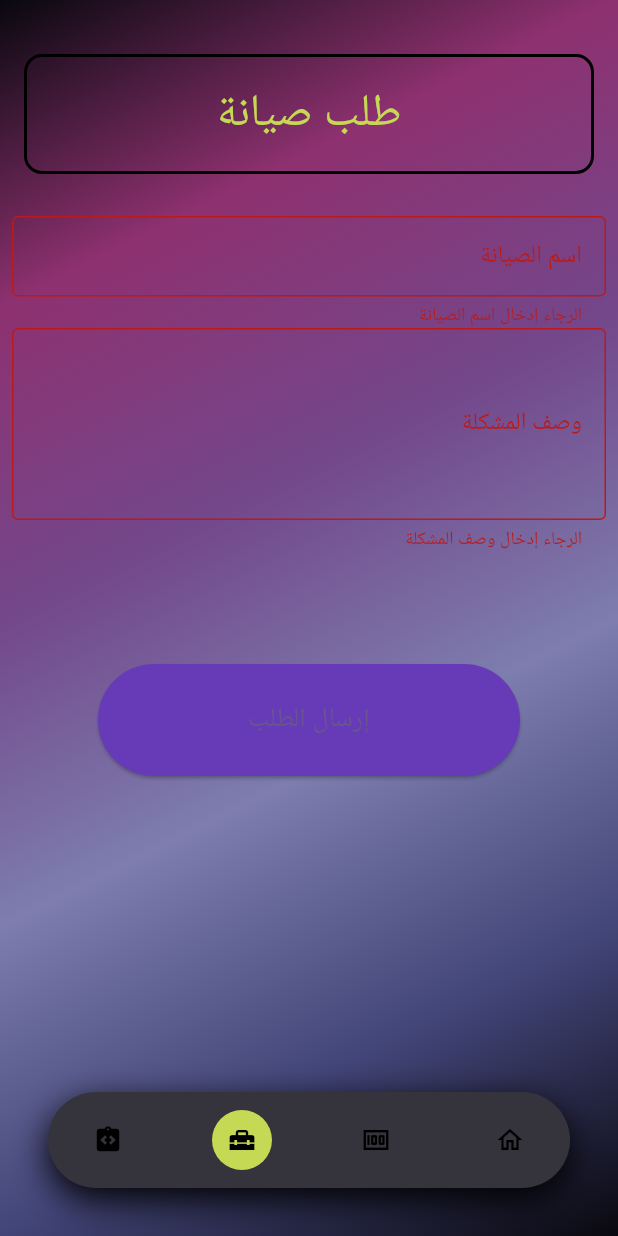
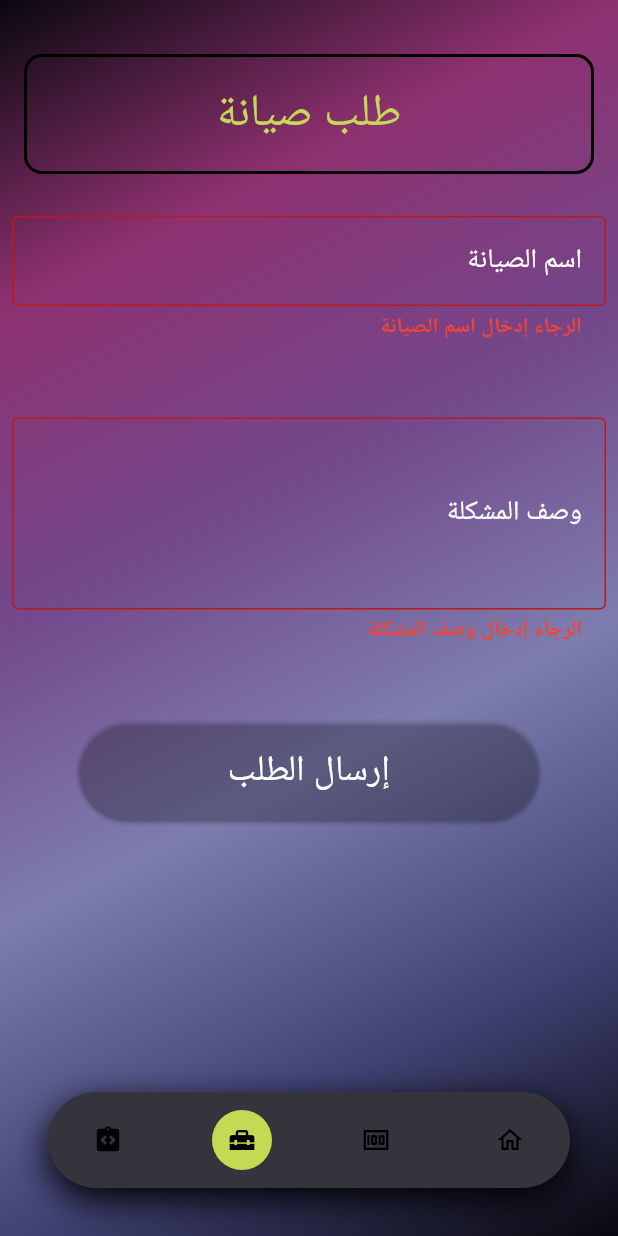
Before and after one commit to Mohamed17Amer/Madunia, a Flutter app: the screen it shows after launch, item 2 of the bottom bar chosen, after a tap on "إرسال الطلب", on a phone screen of 412 x 824 dp. Run offline on Flutter 3.47's test engine with Material 3 defaults, Android fonts, the phone set to English and light mode, and no system bars; our stand-ins replace bloc, flutter_bloc, go_router, toastification.

Commit message:
repair screen refactoring ui done

```diff
--- a/lib/core/utils/colors/app_colors.dart
+++ b/lib/core/utils/colors/app_colors.dart
@@ -11,6 +11,7 @@ class AppColors {
   ];
   static const bottomNavBarBackgroundColor = Color(0xFF35333b);
   static const bottomNavBarSelectedItemColor = Color(0xFFc5d955);
+   static const  customAppBarTitleColor = Color(0xFFc5d955);
   static const iconsOutlinesDefaultColor = Color(0xFFFFFFFF);
   static const homeAppBarIconsBackgroundColor = Color(0xFF1d1d28);
   static const homeFilterationItemsBackgroundColor = Color(0xFF1c1c29);
--- a/lib/core/utils/router/app_router.dart
+++ b/lib/core/utils/router/app_router.dart
@@ -4,7 +4,7 @@ import 'package:madunia/features/app/presentation/pages/starting_screen.dart';
 import 'package:madunia/features/debit_report/presentation/view/pages/debit_screen.dart';
 import 'package:madunia/features/home/presentation/view/pages/home_screen.dart';
 import 'package:madunia/features/instructions/presentation/view/pages/annimated_instructions_screen.dart';
-import 'package:madunia/features/repair/presentation/view/pages/repair_request_screen.dart';
+import 'package:madunia/features/repair_request/presentation/view/pages/repair_request_screen.dart';
 
 abstract class AppRouter {
   static final router = GoRouter(
--- a/lib/core/utils/widgets/custom_app_bar.dart
+++ b/lib/core/utils/widgets/custom_app_bar.dart
@@ -25,7 +25,7 @@ class CustomAppBar extends StatelessWidget {
         child: CustomTxt(
           title: title,
           fontSize: 30,
-          fontColor: AppColors.bottomNavBarSelectedItemColor,
+          fontColor: AppColors.customAppBarTitleColor,
         ),
       ),
     );
--- /dev/null
+++ b/lib/core/utils/widgets/custom_txt_form_field.dart
@@ -0,0 +1,56 @@
+import 'package:flutter/foundation.dart';
+import 'package:flutter/material.dart';
+import 'package:madunia/core/utils/colors/app_colors.dart';
+
+class CustomTxtFormField extends StatelessWidget {
+  // You can add properties here if needed, like controller, decoration, etc.
+  // For example:
+  final TextEditingController controller;
+  final String labelText;
+  final String? hintText;
+  final String? Function(String?)? validator;
+  final int? maxLines;
+
+  const CustomTxtFormField({
+    super.key,
+    required this.controller,
+    required this.labelText,
+    required this.validator,
+
+    this.hintText,
+    this.maxLines = 1,
+  });
+
+  @override
+  Widget build(BuildContext context) {
+    return TextFormField(
+      decoration: InputDecoration(
+        labelText: labelText,
+        hintText: hintText,
+        hintStyle: const TextStyle(color: Colors.white, fontSize: 18),
+        labelStyle: const TextStyle(color: Colors.white, fontSize: 18),
+
+        focusColor: AppColors.customAppBarTitleColor,
+
+        border: OutlineInputBorder(
+          borderSide: BorderSide(color: AppColors.debitReportItemTitleColor),
+        ),
+        enabledBorder: OutlineInputBorder(
+          borderSide: BorderSide(color: AppColors.homePlayShortsIconColor),
+        ),
+        focusedBorder: OutlineInputBorder(
+          borderSide: BorderSide(color: AppColors.debitReportItemTitleColor),
+        ),
+
+        errorStyle: TextStyle(
+          color: Colors.red,
+          fontSize: 14,
+          fontWeight: FontWeight.bold,
+        ),
+      ),
+      controller: controller,
+      validator: validator,
+      maxLines: maxLines,
+    );
+  }
+}
--- a/lib/features/app/presentation/view/widgets/custom_txt_form_field.dart
+++ /dev/null
@@ -1,36 +0,0 @@
-import 'package:flutter/material.dart';
-
-class CustomTxtFormField extends StatelessWidget {
-  // You can add properties here if needed, like controller, decoration, etc.
-  // For example:
-  final TextEditingController controller;
-  final String labelText;
-  final String? hintText;
-  final String? Function(String?)? validator;
-  final int? maxLines;
-
-  const CustomTxtFormField({
-    super.key,
-    required this.controller,
-    required this.labelText,
-    required this.validator,
-
-    this.hintText,
-    this.maxLines = 1,
-  });
-
-  @override
-  Widget build(BuildContext context) {
-    return TextFormField(
-      decoration: InputDecoration(
-        labelText: labelText,
-        hintText: hintText,
-
-        border: OutlineInputBorder(),
-      ),
-      controller: controller,
-      validator: validator,
-      maxLines: maxLines,
-    );
-  }
-}
--- a/lib/features/app/presentation/view_model/cubit/app_cubit.dart
+++ b/lib/features/app/presentation/view_model/cubit/app_cubit.dart
@@ -5,7 +5,7 @@ import 'package:madunia/features/app/presentation/view/widgets/custom_bottom_nav
 import 'package:madunia/features/debit_report/presentation/view/pages/debit_screen.dart';
 import 'package:madunia/features/home/presentation/view/pages/home_screen.dart';
 import 'package:madunia/features/instructions/presentation/view/pages/annimated_instructions_screen.dart';
-import 'package:madunia/features/repair/presentation/view/pages/repair_request_screen.dart';
+import 'package:madunia/features/repair_request/presentation/view/pages/repair_request_screen.dart';
 part 'app_state.dart';
 
 class AppCubit extends Cubit<AppState> {
--- a/lib/features/debit_report/presentation/view/pages/debit_screen.dart
+++ b/lib/features/debit_report/presentation/view/pages/debit_screen.dart
@@ -1,23 +1,36 @@
 import 'package:flutter/material.dart';
+import 'package:flutter_bloc/flutter_bloc.dart';
 import 'package:madunia/core/utils/widgets/custom_app_bar.dart';
 import 'package:madunia/features/debit_report/presentation/view/widgets/debit_sliver_list.dart';
+import 'package:madunia/features/debit_report/presentation/view_model/cubit/debit_report_cubit.dart';
 
 class DebitScreen extends StatelessWidget {
   const DebitScreen({super.key});
 
   @override
   Widget build(BuildContext context) {
+    return BlocProvider(
+      create: (context) => DebitReportCubit(),
+      child: BlocBuilder<DebitReportCubit, DebitReportState>(
+        builder: (context, state) {
           return Padding(
             padding: const EdgeInsets.all(8.0),
             child: CustomScrollView(
               slivers: [
-          SliverToBoxAdapter(child: SafeArea(child: SizedBox(height: 20))),
-          SliverToBoxAdapter(child: CustomAppBar(title: "كشف المديونية المستحقة عليك",)),
+                SliverToBoxAdapter(
+                  child: SafeArea(child: SizedBox(height: 20)),
+                ),
+                SliverToBoxAdapter(
+                  child: CustomAppBar(title: "كشف المديونية المستحقة عليك"),
+                ),
 
                 SliverToBoxAdapter(child: SizedBox(height: 20)),
                 DebitSliverList(),
               ],
             ),
           );
+        },
+      ),
+    );
   }
 }
--- a/lib/features/debit_report/presentation/view/widgets/debit_report_item.dart
+++ b/lib/features/debit_report/presentation/view/widgets/debit_report_item.dart
@@ -1,14 +1,18 @@
 import 'package:flutter/material.dart';
+import 'package:flutter_bloc/flutter_bloc.dart';
 import 'package:madunia/core/helper/helper_funcs.dart';
 import 'package:madunia/core/utils/colors/app_colors.dart';
 import 'package:madunia/core/utils/widgets/custom_icon.dart';
 import 'package:madunia/core/utils/widgets/custom_txt.dart';
+import 'package:madunia/features/debit_report/presentation/view_model/cubit/debit_report_cubit.dart';
 
 class DebitReportItem extends StatelessWidget {
   const DebitReportItem({super.key});
 
   @override
   Widget build(BuildContext context) {
+    return BlocBuilder<DebitReportCubit, DebitReportState>(
+      builder: (context, state) {
         return Directionality(
           textDirection: TextDirection.rtl,
           child: SizedBox(
@@ -25,15 +29,11 @@ class DebitReportItem extends StatelessWidget {
                 fontWeight: FontWeight.bold,
                 fontColor: AppColors.debitReportItemSubTitleColor,
               ),
-          leading: CustomIcon(
-            onPressed: () {},
-            icon: Icons.check,
-          ),
+              leading: CustomIcon(onPressed: () {}, icon: Icons.check),
               trailing: CustomIcon(
                 onPressed: () {
-              showToastification(
+                  context.read<DebitReportCubit>().sendItemInquiryRequest(
                     context: context,
-                message: "تم إرسال طلب استفسار",
                   );
                 },
                 icon: Icons.question_mark,
@@ -41,5 +41,7 @@ class DebitReportItem extends StatelessWidget {
             ),
           ),
         );
+      },
+    );
   }
 }
--- a/lib/features/debit_report/presentation/view/widgets/debit_sliver_list.dart
+++ b/lib/features/debit_report/presentation/view/widgets/debit_sliver_list.dart
@@ -1,12 +1,16 @@
 import 'package:flutter/material.dart';
+import 'package:flutter_bloc/flutter_bloc.dart';
 import 'package:madunia/core/utils/colors/app_colors.dart';
 import 'package:madunia/features/debit_report/presentation/view/widgets/debit_report_item.dart';
+import 'package:madunia/features/debit_report/presentation/view_model/cubit/debit_report_cubit.dart';
 
 class DebitSliverList extends StatelessWidget {
   const DebitSliverList({super.key});
 
   @override
   Widget build(BuildContext context) {
+    return BlocBuilder<DebitReportCubit, DebitReportState>(
+      builder: (context, state) {
         return SliverList.separated(
           itemBuilder: (BuildContext context, int index) {
             return DebitReportItem();
@@ -18,5 +22,7 @@ class DebitSliverList extends StatelessWidget {
             );
           },
         );
+      },
+    );
   }
 }
--- a/lib/features/debit_report/presentation/view_model/cubit/debit_report_cubit.dart
+++ b/lib/features/debit_report/presentation/view_model/cubit/debit_report_cubit.dart
@@ -1,8 +1,16 @@
 import 'package:bloc/bloc.dart';
+import 'package:flutter/material.dart';
+import 'package:madunia/core/helper/helper_funcs.dart';
 import 'package:meta/meta.dart';
 
 part 'debit_report_state.dart';
 
 class DebitReportCubit extends Cubit<DebitReportState> {
   DebitReportCubit() : super(DebitReportInitial());
+
+  void sendItemInquiryRequest({required BuildContext context}) {
+    showToastification(context: context, message: "تم إرسال طلب استفسار");
+
+    emit(SendItemInquiryRequestSuccess());
+  }
 }
--- a/lib/features/debit_report/presentation/view_model/cubit/debit_report_state.dart
+++ b/lib/features/debit_report/presentation/view_model/cubit/debit_report_state.dart
@@ -4,3 +4,7 @@ part of 'debit_report_cubit.dart';
 sealed class DebitReportState {}
 
 final class DebitReportInitial extends DebitReportState {}
+
+final class SendItemInquiryRequestSuccess extends DebitReportState {}
+
+final class SendItemInquiryRequestFailure extends DebitReportState {}
--- a/lib/features/repair/presentation/view/pages/repair_request_screen.dart
+++ /dev/null
@@ -1,88 +0,0 @@
-import 'package:flutter/material.dart';
-import 'package:madunia/core/utils/widgets/custom_app_bar.dart';
-import 'package:madunia/features/app/presentation/view/widgets/custom_txt_form_field.dart';
-
-class RepairRequestScreen extends StatelessWidget {
-  RepairRequestScreen({super.key});
-  final GlobalKey<FormState> repairScreenKey = GlobalKey<FormState>();
-  final TextEditingController repairNameController = TextEditingController();
-  final TextEditingController repairDescriptionController =
-      TextEditingController();
-
-  @override
-  Widget build(BuildContext context) {
-    return Padding(
-      padding: const EdgeInsets.all(8.0),
-      child: Form(
-        key: repairScreenKey,
-        child: Column(
-          children: [
-            SafeArea(child: SizedBox(height: 20)),
-            CustomAppBar(title: "طلب صيانة"),
-
-            SizedBox(height: 20),
-            Expanded(
-              flex: 1,
-              child: CustomTxtFormField(
-                labelText: "اسم الصيانة",
-                hintText: "الرجاء إدخال اسم الصيانة",
-                maxLines: 1,
-                validator: (value) {
-                  if (value == null || value.isEmpty) {
-                    return 'الرجاء إدخال اسم الصيانة';
-                  }
-                  return null;
-                },
-                controller: repairNameController,
-              ),
-            ),
-            Expanded(
-              flex: 3,
-              child: CustomTxtFormField(
-                controller: repairDescriptionController,
-                labelText: "وصف المشكلة",
-                hintText: "الرجاء إدخال وصف المشكلة",
-                maxLines: 4,
-                validator: (value) {
-                  if (value == null || value.isEmpty) {
-                    return 'الرجاء إدخال وصف المشكلة';
-                  }
-                  return null;
-                },
-              ),
-            ),
-            Expanded(
-              flex: 1,
-              child: ElevatedButton(
-                onPressed: () {
-                  if (repairScreenKey.currentState!.validate()) {
-                    ScaffoldMessenger.of(context).showSnackBar(
-                      const SnackBar(
-                        content: Text('تم إرسال طلب الصيانة بنجاح'),
-                      ),
-                    );
-                  }
-                },
-                style: ElevatedButton.styleFrom(
-                  backgroundColor:
-                      Colors.deepPurple, // Optional: customize color
-                  padding: const EdgeInsets.symmetric(
-                    horizontal: 100,
-                    vertical: 8,
-                  ),
-                  shape: RoundedRectangleBorder(
-                    borderRadius: BorderRadius.circular(40), // Makes it oval
-                  ),
-                  textStyle: const TextStyle(fontSize: 18),
-                ),
-                child: const Text("إرسال الطلب"),
-              ),
-            ),
-
-            Expanded(flex: 4, child: SizedBox(height: 20)),
-          ],
-        ),
-      ),
-    );
-  }
-}
--- /dev/null
+++ b/lib/features/repair_request/presentation/view/pages/repair_request_screen.dart
@@ -0,0 +1,103 @@
+import 'package:flutter/material.dart';
+import 'package:flutter_bloc/flutter_bloc.dart';
+import 'package:madunia/core/utils/widgets/custom_app_bar.dart';
+import 'package:madunia/core/utils/widgets/custom_txt.dart';
+import 'package:madunia/core/utils/widgets/custom_txt_form_field.dart';
+import 'package:madunia/features/repair_request/presentation/view_model/cubit/repair_request_cubit.dart';
+
+class RepairRequestScreen extends StatelessWidget {
+  RepairRequestScreen({super.key});
+
+  @override
+  Widget build(BuildContext context) {
+    return BlocProvider(
+      create: (context) => RepairRequestCubit(),
+      child: BlocBuilder<RepairRequestCubit, RepairRequestState>(
+        builder: (context, state) {
+          return Padding(
+            padding: const EdgeInsets.all(8.0),
+            child: Form(
+              key: context.read<RepairRequestCubit>().repairScreenKey,
+              child: Column(
+                children: [
+                  SafeArea(child: SizedBox(height: 20)),
+                  CustomAppBar(title: "طلب صيانة"),
+
+                  SizedBox(height: 20),
+                  Expanded(
+                    flex: 2,
+                    child: CustomTxtFormField(
+                      labelText: "اسم الصيانة",
+                      hintText: "الرجاء إدخال اسم الصيانة",
+                      maxLines: 1,
+                      validator: (value) {
+                        return context
+                            .read<RepairRequestCubit>()
+                            .validateTxtFormField(
+                              value: value,
+                              errorHint: "الرجاء إدخال اسم الصيانة",
+                            );
+                      },
+                      controller: context
+                          .read<RepairRequestCubit>()
+                          .repairNameController,
+                    ),
+                  ),
+                  Expanded(
+                    flex: 3,
+                    child: CustomTxtFormField(
+                      controller: context
+                          .read<RepairRequestCubit>()
+                          .repairDescriptionController,
+                      labelText: "وصف المشكلة",
+                      hintText: "الرجاء إدخال وصف المشكلة",
+                      maxLines: 4,
+                      validator: (value) {
+                        return context
+                            .read<RepairRequestCubit>()
+                            .validateTxtFormField(
+                              value: value,
+                              errorHint: "الرجاء إدخال وصف المشكلة",
+                            );
+                      },
+                    ),
+                  ),
+                  Expanded(
+                    flex: 1,
+                    child: ElevatedButton(
+                      onPressed: () {
+                        context.read<RepairRequestCubit>().sendRepairReuest(
+                          context: context,
+                        );
+                      },
+                      style: ElevatedButton.styleFrom(
+                        backgroundColor:
+                            Colors.transparent, // Optional: customize color
+                        padding: const EdgeInsets.symmetric(
+                          horizontal: 100,
+                          vertical: 8,
+                        ),
+                        shape: RoundedRectangleBorder(
+                          borderRadius: BorderRadius.circular(
+                            40,
+                          ), // Makes it oval
+                        ),
+                        textStyle: const TextStyle(fontSize: 18),
+                      ),
+                      child: const CustomTxt(
+                        title: "إرسال الطلب",
+                        fontColor: Colors.white,
+                      ),
+                    ),
+                  ),
+
+                  Expanded(flex: 4, child: SizedBox(height: 20)),
+                ],
+              ),
+            ),
+          );
+        },
+      ),
+    );
+  }
+}
--- /dev/null
+++ b/lib/features/repair_request/presentation/view_model/cubit/repair_request_cubit.dart
@@ -0,0 +1,45 @@
+import 'package:bloc/bloc.dart';
+import 'package:flutter/material.dart';
+import 'package:meta/meta.dart';
+
+part 'repair_request_state.dart';
+
+class RepairRequestCubit extends Cubit<RepairRequestState> {
+  RepairRequestCubit() : super(RepairRequestInitial());
+
+  final TextEditingController repairNameController = TextEditingController();
+  final TextEditingController repairDescriptionController =
+      TextEditingController();
+
+  final GlobalKey<FormState> repairScreenKey = GlobalKey<FormState>();
+
+  bool checkRequestValidation() {
+    if (repairScreenKey.currentState!.validate()) {
+      return true;
+    } else {
+      return false;
+    }
+  }
+
+  void sendRepairReuest({BuildContext? context}) {
+    if (checkRequestValidation()) {
+      ScaffoldMessenger.of(context!).showSnackBar(
+        const SnackBar(content: Text('تم إرسال طلب الصيانة بنجاح')),
+      );
+    }
+  }
+
+  String? validateTxtFormField({
+    required String? value,
+    required String? errorHint,
+  }) {
+    if (value == null || value.isEmpty) {
+      emit(ValidateTxtFormFieldSuccess());
+
+      return errorHint!;
+    }
+        emit(ValidateTxtFormFieldFailure());
+
+    return null;
+  }
+}
--- /dev/null
+++ b/lib/features/repair_request/presentation/view_model/cubit/repair_request_state.dart
@@ -0,0 +1,9 @@
+part of 'repair_request_cubit.dart';
+
+@immutable
+sealed class RepairRequestState {}
+
+final class RepairRequestInitial extends RepairRequestState {}
+
+final class ValidateTxtFormFieldSuccess extends RepairRequestState {}
+final class ValidateTxtFormFieldFailure extends RepairRequestState {}
```
Lines whose indentation alone changed are shown as unchanged.
